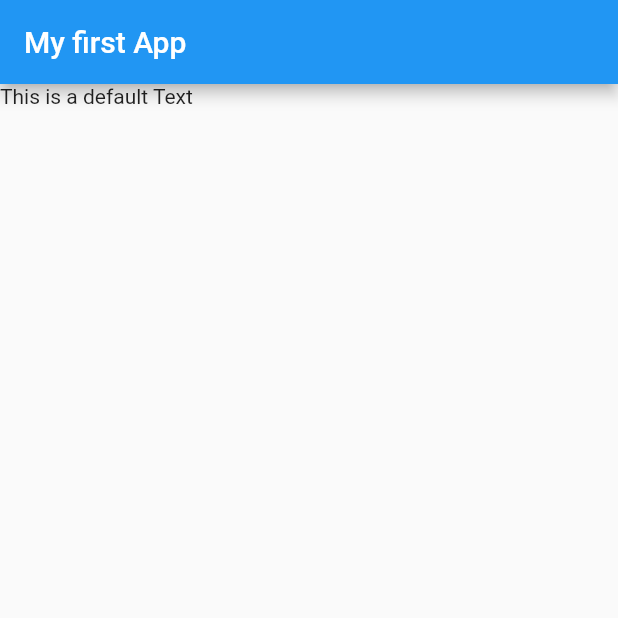
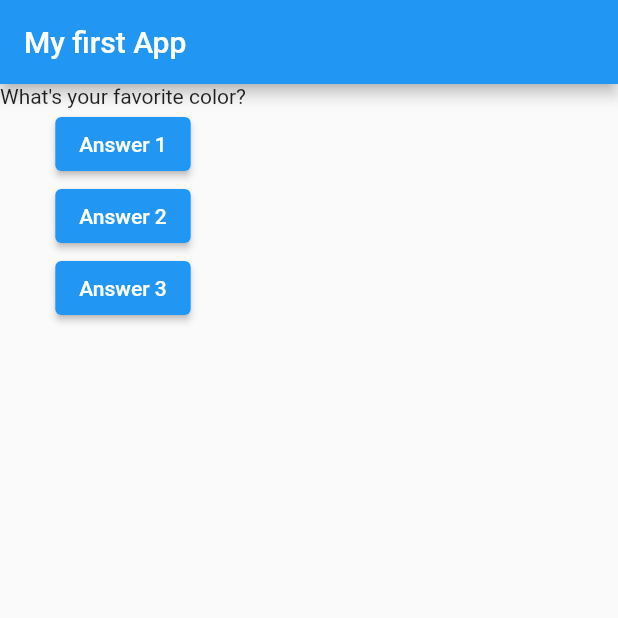
Before and after one commit to vnillaDev/learning-flutter, a Flutter app: the screen it shows after launch, on a phone screen of 412 x 824 dp, the top half of it. Run offline on Flutter 3.47's test engine with Material 2 defaults, Android fonts, the phone set to English and light mode, and no system bars.

Commit message:
made buttons work

```diff
--- a/flutter_complete_guide/lib/main.dart
+++ b/flutter_complete_guide/lib/main.dart
@@ -6,26 +6,71 @@ void main() {
 }
 */
 
-void main() =>
-    runApp(MyApp()); // valid Dart syntax for Funtions with ONE expression!
+void main() => runApp(
+    const MyApp()); // valid Dart syntax for Funtions with ONE expression!
 
-class MyApp extends StatelessWidget {
+class MyApp extends StatefulWidget {
+  const MyApp({Key? key}) : super(key: key);
+
+  @override
+  State<StatefulWidget> createState() {
+    return MyAppState();
+  }
+}
+
+class MyAppState extends State<MyApp> {
+  var questionIndex = 0;
+
+  void answerQuestions() {
+    setState(() {
+      questionIndex++;
+    });
+    print(questionIndex);
+  }
+
   @override
   Widget build(BuildContext context) {
+    var questions = [
+      'What\'s your favorite color?',
+      'What\'s favorite food?',
+    ];
+
     return MaterialApp(
       // ctrl + 'space' for code suggestions
       home: Scaffold(
         appBar: AppBar(
-          title: Text('My first App'),
+          title: const Text('My first App'),
         ),
-        body: Text('This is a default Text'),
+        body: Column(
+          children: [
+            Text(
+              questions[questionIndex],
+            ),
+            ElevatedButton(
+              child: const Text('Answer 1'),
+              onPressed: answerQuestions, // passing a Pointer to onPressed
+            ),
+            ElevatedButton(
+              child: const Text('Answer 2'),
+              onPressed: () =>
+                  print('answer 2 chosen!'), // single-line anonymous functions
+            ),
+            ElevatedButton(
+              child: const Text('Answer 3'),
+              onPressed: () {
+                // anonymous function with more than one line
+                print('answer 3 chosen!');
+              },
+            ),
+          ],
+        ),
       ),
     );
   }
 }
 
 // **Tabs**
-// Video Timestamp: https://youtu.be/x0uinJvhNxI?t=9595
+// Video Timestamp: https://youtu.be/x0uinJvhNxI?t=13116
 // Dartpad
 // Flutter Repo auf GitHub
 // Markdown Docomentation
```
